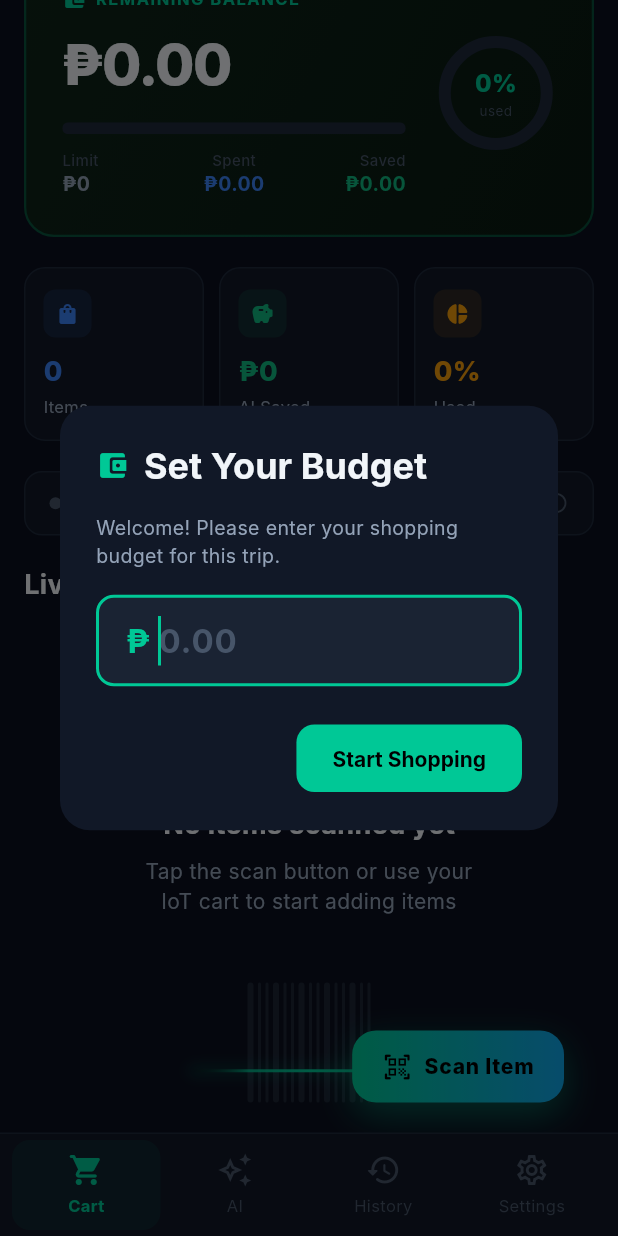
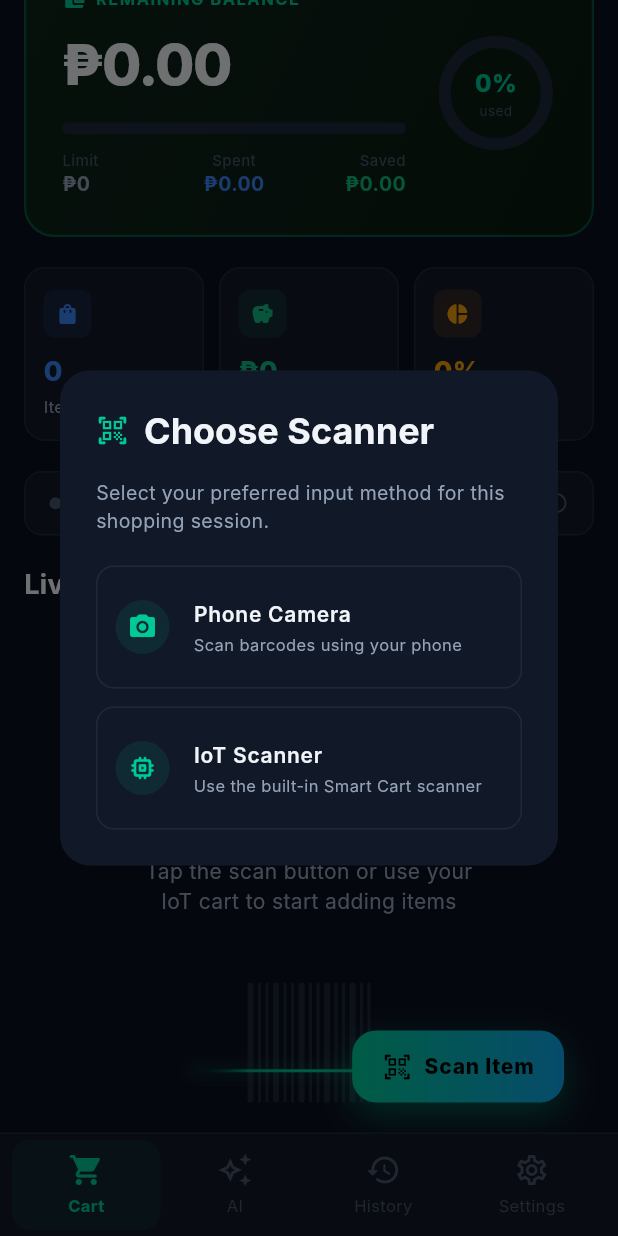
Before and after one commit to ralphbinua/Smart-Grocery-Budgeting-App, a Flutter app: the screen it shows after launch, scrolled down 98 dp, after a tap on "Scan Item", on a phone screen of 412 x 824 dp. Run offline on Flutter 3.47's test engine with Material 3 defaults, Android fonts, the phone set to English and light mode, and no system bars; our stand-ins replace flutter_dotenv, shared_preferences, socket_io_client; missing offline and left inert: mobile_scanner; network calls fail; Roboto replaces fonts that are missing (Inter).

Commit message:
implement start up choices between phone scanner or iot scanner, and ready for BE development

```diff
--- a/lib/main.dart
+++ b/lib/main.dart
@@ -67,8 +67,82 @@ class _RootNavigationState extends State<_RootNavigation> with SingleTickerProvi
     )..repeat(reverse: true);
 
     WidgetsBinding.instance.addPostFrameCallback((_) {
-      _checkInitialBudget();
+      _startOnboardingFlow();
     });
+  }
+
+  void _startOnboardingFlow() async {
+    final cart = Provider.of<CartProvider>(context, listen: false);
+
+    // Clear previous session preferences so it always asks on startup
+    await cart.setScannerType(null);
+    cart.setBudget(0.0); // Reset budget to 0 for a fresh session
+
+    if (mounted) {
+      _showScannerSelectionDialog();
+    }
+  }
+
+  void _showScannerSelectionDialog() {
+    final cart = Provider.of<CartProvider>(context, listen: false);
+    showDialog(
+      context: context,
+      barrierDismissible: false,
+      builder: (ctx) => AlertDialog(
+        backgroundColor: AppColors.bgCard,
+        shape: RoundedRectangleBorder(borderRadius: BorderRadius.circular(20)),
+        title: const Row(
+          children: [
+            Icon(Icons.qr_code_scanner_rounded, color: AppColors.primary, size: 22),
+            SizedBox(width: 10),
+            Text('Choose Scanner', style: TextStyle(color: AppColors.textPrimary, fontWeight: FontWeight.w700)),
+          ],
+        ),
+        content: Column(
+          mainAxisSize: MainAxisSize.min,
+          children: [
+            const Text('Select your preferred input method for this shopping session.', style: TextStyle(color: AppColors.textSecondary, fontSize: 13)),
+            const SizedBox(height: 20),
+            _selectionTile(
+              icon: Icons.camera_alt_rounded,
+              title: 'Phone Camera',
+              subtitle: 'Scan barcodes using your phone',
+              onTap: () {
+                cart.setScannerType('phone');
+                Navigator.pop(ctx);
+                _checkInitialBudget();
+              },
+            ),
+            const SizedBox(height: 12),
+            _selectionTile(
+              icon: Icons.memory_rounded,
+              title: 'IoT Scanner',
+              subtitle: 'Use the built-in Smart Cart scanner',
+              onTap: () {
+                cart.setScannerType('iot');
+                Navigator.pop(ctx);
+                _checkInitialBudget();
+              },
+            ),
+          ],
+        ),
+      ),
+    );
+  }
+
+  Widget _selectionTile({required IconData icon, required String title, required String subtitle, required VoidCallback onTap}) {
+    return ListTile(
+      onTap: onTap,
+      contentPadding: const EdgeInsets.symmetric(horizontal: 12, vertical: 4),
+      shape: RoundedRectangleBorder(borderRadius: BorderRadius.circular(12), side: const BorderSide(color: Color(0xFF1E293B))),
+      leading: Container(
+        padding: const EdgeInsets.all(8),
+        decoration: BoxDecoration(color: AppColors.primary.withOpacity(0.1), shape: BoxShape.circle),
+        child: Icon(icon, color: AppColors.primary, size: 20),
+      ),
+      title: Text(title, style: const TextStyle(color: AppColors.textPrimary, fontSize: 14, fontWeight: FontWeight.w600)),
+      subtitle: Text(subtitle, style: const TextStyle(color: AppColors.textSecondary, fontSize: 11)),
+    );
   }
 
   void _checkInitialBudget() {
@@ -82,7 +156,7 @@ class _RootNavigationState extends State<_RootNavigation> with SingleTickerProvi
     final controller = TextEditingController();
     showDialog(
       context: context,
-      barrierDismissible: false, // force user to set it
+      barrierDismissible: false,
       builder: (ctx) => AlertDialog(
         backgroundColor: AppColors.bgCard,
         shape: RoundedRectangleBorder(borderRadius: BorderRadius.circular(20)),
@@ -96,7 +170,7 @@ class _RootNavigationState extends State<_RootNavigation> with SingleTickerProvi
         content: Column(
           mainAxisSize: MainAxisSize.min,
           children: [
-            const Text('Welcome! Please enter your shopping budget for this trip.', style: TextStyle(color: AppColors.textSecondary, fontSize: 13)),
+            const Text('Enter your shopping budget for this trip.', style: TextStyle(color: AppColors.textSecondary, fontSize: 13)),
             const SizedBox(height: 16),
             TextField(
               controller: controller,
--- a/lib/screens/dashboard_screen.dart
+++ b/lib/screens/dashboard_screen.dart
@@ -389,7 +389,15 @@ class DashboardScreen extends StatelessWidget {
             ),
           )
         : FloatingActionButton.extended(
-            onPressed: () => _showScannerChoice(context, cart),
+            onPressed: () {
+              if (cart.scannerType == 'phone') {
+                _openPhoneCamera(context, cart);
+              } else if (cart.scannerType == 'iot') {
+                _triggerIoTScan(context, cart);
+              } else {
+                _showScannerChoice(context, cart);
+              }
+            },
             backgroundColor: Colors.transparent,
             elevation: 0,
             shape: RoundedRectangleBorder(borderRadius: BorderRadius.circular(16)),
```
Also changed, not shown: 6 other files.
